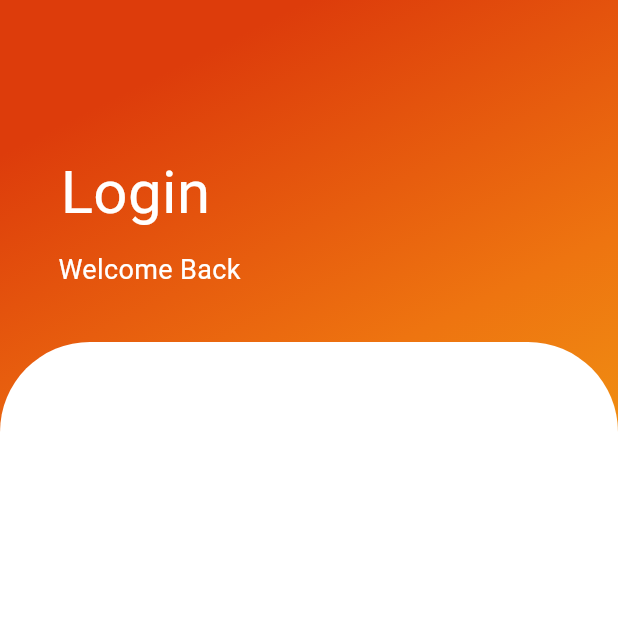
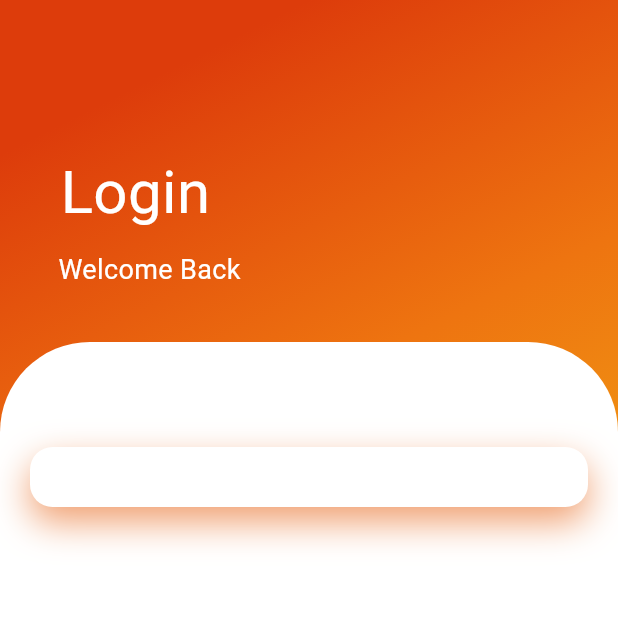
Before and after one commit to Vishnuka084/LoginPage_UI, a Flutter app: the screen it shows after launch, on a phone screen of 412 x 824 dp, the top half of it. Run offline on Flutter 3.47's test engine with Material 3 defaults, Android fonts, the phone set to English and light mode, and no system bars.

Commit message:
Updated Input bar

```diff
--- a/lib/main.dart
+++ b/lib/main.dart
@@ -48,14 +48,24 @@ class HomePage extends StatelessWidget {
                   padding: EdgeInsets.all(20),
                   child: Column(
                     children: <Widget>[
+                      SizedBox(height: 50,),
                       Container(
                         padding: EdgeInsets.all(20),
                         decoration: BoxDecoration(
                           color: Colors.white,
+                          borderRadius: BorderRadius.circular(15),
                           boxShadow: [BoxShadow(
-                            color: Color.fromARGB(225, 95, 27, 3)
+                            color: Color.fromARGB(223, 238, 146, 92),
+                            blurRadius: 20,
+                            offset: Offset(0, 10)
                           )]
                         ),
+                        child: Column(
+                          children: <Widget>[
+                            Container(
+
+                            )
+                          ]),
                       )
                     ]),
                 ),
```
